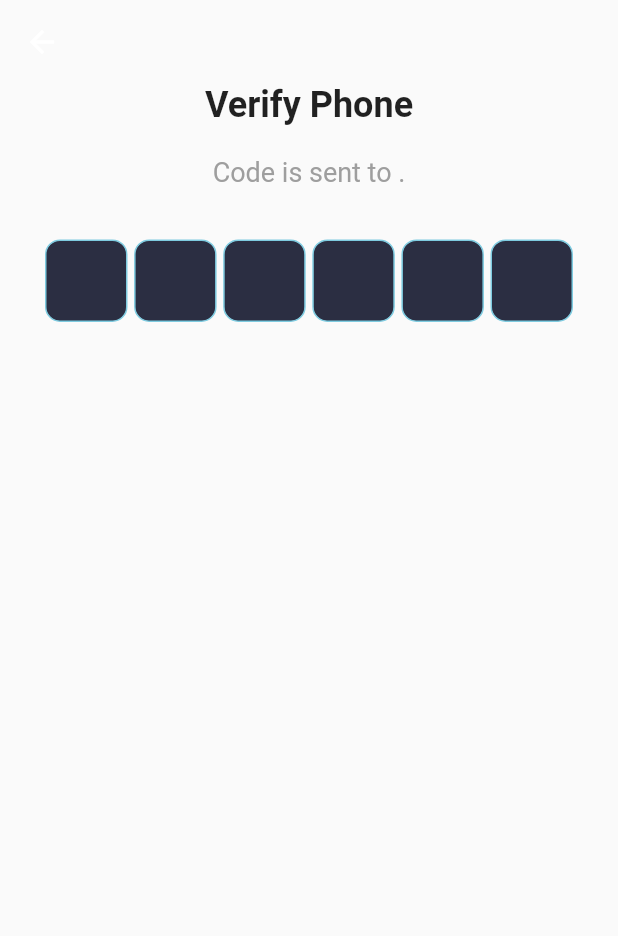
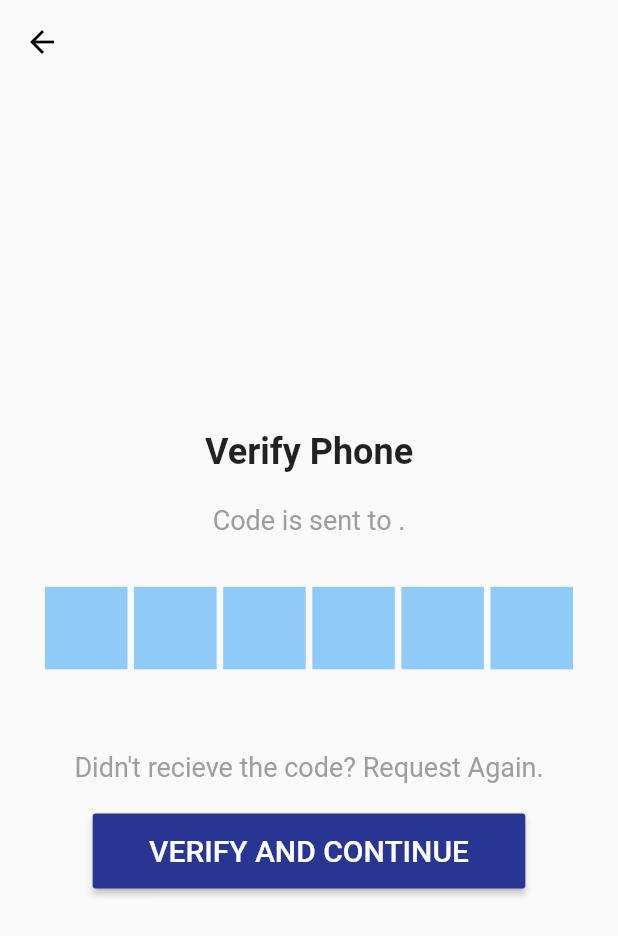
Before and after one commit to ArerehRaj/liveasy_test_app, a Flutter app: the OTPScreen screen opened directly with empty values, on a phone screen of 412 x 824 dp. Shown: the top 936 px of the screen. Run offline on Flutter 3.47's test engine with Material 2 defaults, Android fonts, the phone set to English and light mode, and no system bars; our stand-ins replace firebase_auth, firebase_core, pinput; accounts and stored records are empty; network calls fail.

Commit message:
Added the UI and code for OTP screen

```diff
--- a/lib/screens/otp_screen.dart
+++ b/lib/screens/otp_screen.dart
@@ -78,10 +78,9 @@ class _OTPScreenState extends State<OTPScreen> {
     _verifyPhoneNumber(phoneNumber);
 
     final BoxDecoration pinPutDecoration = BoxDecoration(
-      color: const Color.fromRGBO(43, 46, 66, 1),
-      borderRadius: BorderRadius.circular(10.0),
+      color: Colors.blue.shade200,
       border: Border.all(
-        color: const Color.fromRGBO(126, 203, 224, 1),
+        color: Colors.blue.shade200,
       ),
     );
 
@@ -89,12 +88,16 @@ class _OTPScreenState extends State<OTPScreen> {
       appBar: AppBar(
         elevation: 0,
         backgroundColor: Colors.transparent,
+        iconTheme: const IconThemeData(
+          color: Colors.black,
+        ),
       ),
       body: Container(
         height: deviceSize.height,
         width: deviceSize.width,
         alignment: Alignment.center,
         child: Column(
+          mainAxisAlignment: MainAxisAlignment.center,
           children: [
             const Text(
               'Verify Phone',
@@ -130,7 +133,39 @@ class _OTPScreenState extends State<OTPScreen> {
                 followingFieldDecoration: pinPutDecoration,
                 pinAnimationType: PinAnimationType.fade,
               ),
-            )
+            ),
+            SizedBox(
+              height: deviceSize.height * 0.025,
+            ),
+            const Text(
+              'Didn\'t recieve the code? Request Again.',
+              style: TextStyle(
+                color: Colors.grey,
+                fontSize: 18,
+              ),
+              textAlign: TextAlign.center,
+            ),
+            SizedBox(
+              height: deviceSize.height * 0.025,
+            ),
+            Container(
+              width: deviceSize.width * 0.7,
+              height: 50,
+              child: RaisedButton(
+                color: Colors.indigo.shade800,
+                onPressed: () {
+                  // Navigator.of(context)
+                  //     .pushNamed(AddPhoneNumberScreen.routeName);
+                },
+                child: const Text(
+                  'VERIFY AND CONTINUE',
+                  style: TextStyle(
+                    fontSize: 20,
+                    color: Colors.white,
+                  ),
+                ),
+              ),
+            ),
           ],
         ),
       ),
```
